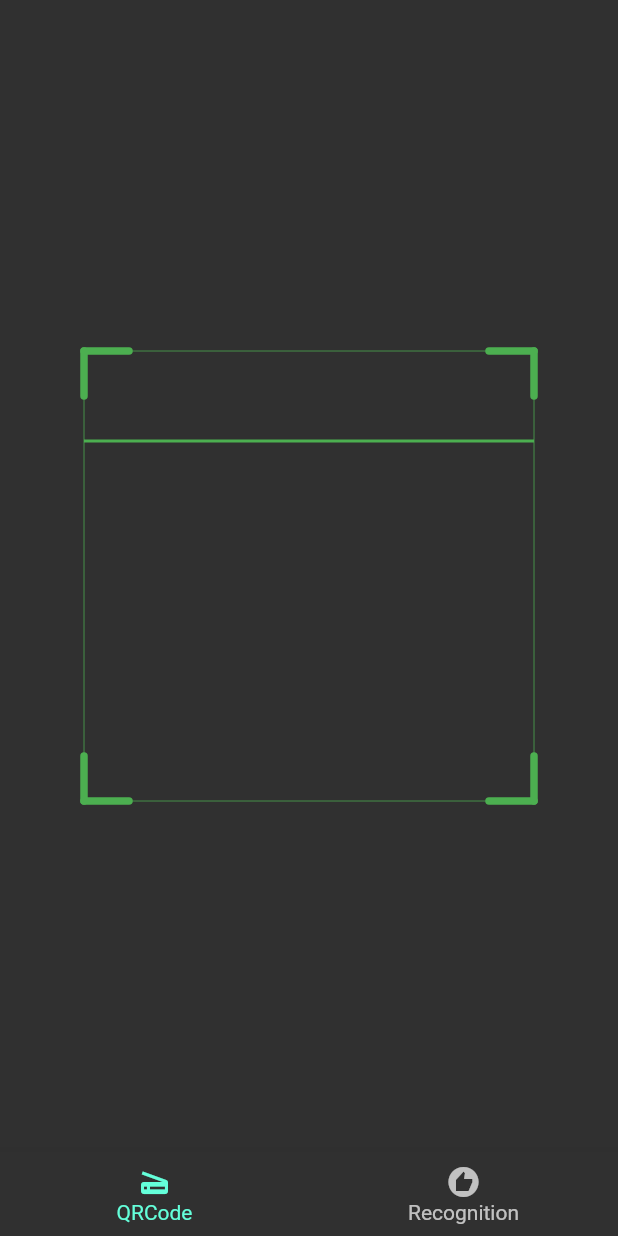
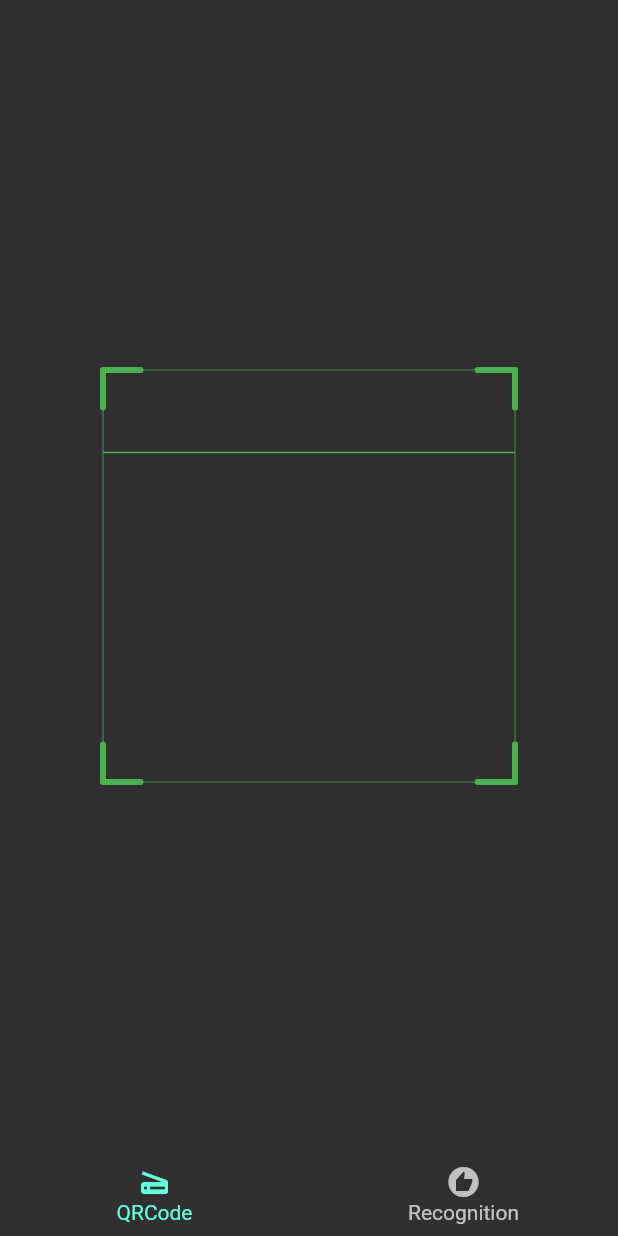
Before and after one commit to and2long/scanning_effect, a Flutter app: the screen it shows after launch, on a phone screen of 412 x 824 dp. Run offline on Flutter 3.47's test engine with Material 2 defaults, Android fonts, the light colour scheme and no system bars.

Commit message:
二维码扫描支持设置扫描动画时长和扫描线宽度。

```diff
--- a/lib/components/qrcode_layout.dart
+++ b/lib/components/qrcode_layout.dart
@@ -20,7 +20,7 @@ class QRCodeLayout extends StatefulWidget {
   final double? scannerWidth;
 
   /// 动画时长，默认 1500 毫秒
-  final int animationDuration;
+  final int? animationDuration;
 
   const QRCodeLayout({
     Key? key,
@@ -30,7 +30,7 @@ class QRCodeLayout extends StatefulWidget {
     this.borderWidth,
     this.showBorder,
     this.scannerWidth,
-    this.animationDuration = 1500,
+    this.animationDuration,
   }) : super(key: key);
 
   @override
@@ -46,7 +46,7 @@ class _QRCodeLayoutState extends State<QRCodeLayout>
   void initState() {
     super.initState();
     _controller = AnimationController(
-        duration: Duration(milliseconds: widget.animationDuration),
+        duration: Duration(milliseconds: widget.animationDuration ?? 1500),
         vsync: this);
     _animation =
         Tween(begin: 0.0, end: widget.size.height).animate(_controller);
@@ -111,7 +111,10 @@ class AnimatedQRCodeScanner extends AnimatedWidget {
         borderWidth: borderWidth,
         showBorder: showBorder,
       ),
-      foregroundPainter: QRCodeScannerPainter((listenable as Animation).value),
+      foregroundPainter: QRCodeScannerPainter(
+        (listenable as Animation).value,
+        scannerWidth,
+      ),
     );
   }
 }
@@ -190,17 +193,16 @@ class QRCodeBorderPainter extends CustomPainter {
 
 /// 中间扫描器
 class QRCodeScannerPainter extends CustomPainter {
-  Paint _paint = Paint()
-    ..color = Colors.green
-    ..style = PaintingStyle.fill
-    ..strokeWidth = 2;
+  Paint _paint = Paint()..color = Colors.green;
 
   final double yOffset;
+  final double? lineWidth;
 
-  QRCodeScannerPainter(this.yOffset) : assert(yOffset >= 0);
+  QRCodeScannerPainter(this.yOffset, this.lineWidth) : assert(yOffset >= 0);
 
   @override
   void paint(Canvas canvas, Size size) {
+    _paint..strokeWidth = (lineWidth ?? 2);
     canvas.drawLine(Offset(0, yOffset), Offset(size.width, yOffset), _paint);
     // Path path = Path();
     // path.moveTo(0, 100);
--- a/lib/qrcode_effect_page.dart
+++ b/lib/qrcode_effect_page.dart
@@ -6,19 +6,24 @@ class QRCodeEffectPage extends StatelessWidget {
 
   @override
   Widget build(BuildContext context) {
+    double width = MediaQuery.of(context).size.width / 3 * 2;
     return Center(
       child: Container(
         child: QRCodeLayout(
           // 设置扫描框的大小
-          size: Size(300, 300),
+          size: Size(width, width),
           // 直角长度
-          angleLength: 30,
+          angleLength: 25,
           // 直角线粗细
-          angleWidth: 5,
+          angleWidth: 4,
           // 边框宽度
           borderWidth: 0.5,
           // 是否显示边框
           showBorder: true,
+          // 扫描动画时长
+          animationDuration: 1500,
+          // 扫描横线宽度
+          scannerWidth: 1,
         ),
         color: Colors.transparent,
       ),
```
